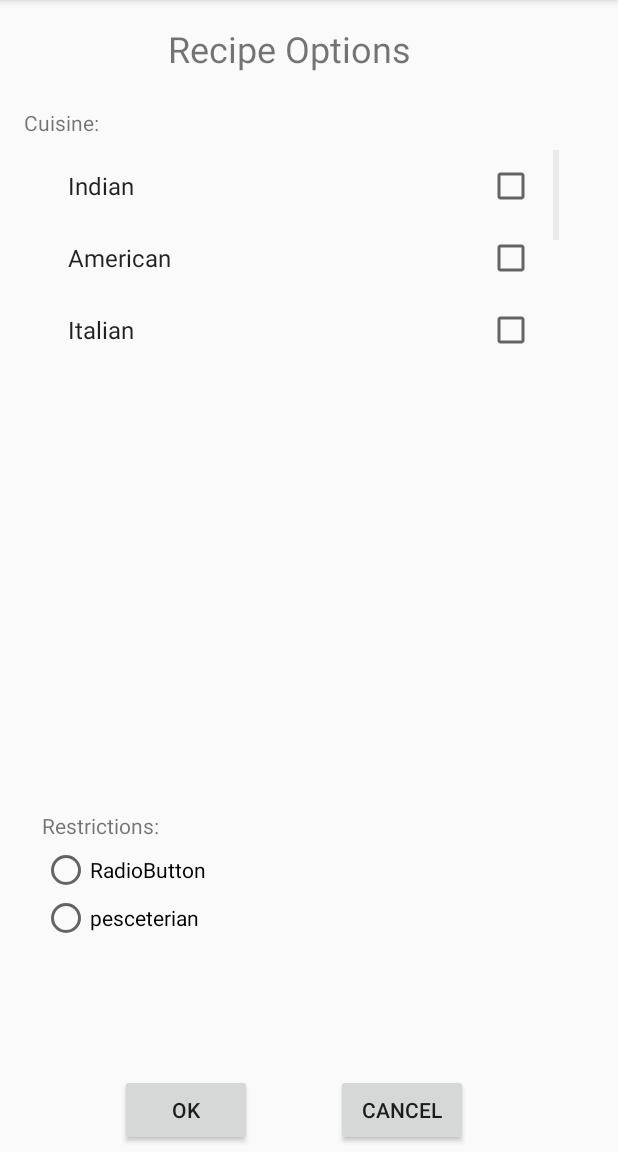
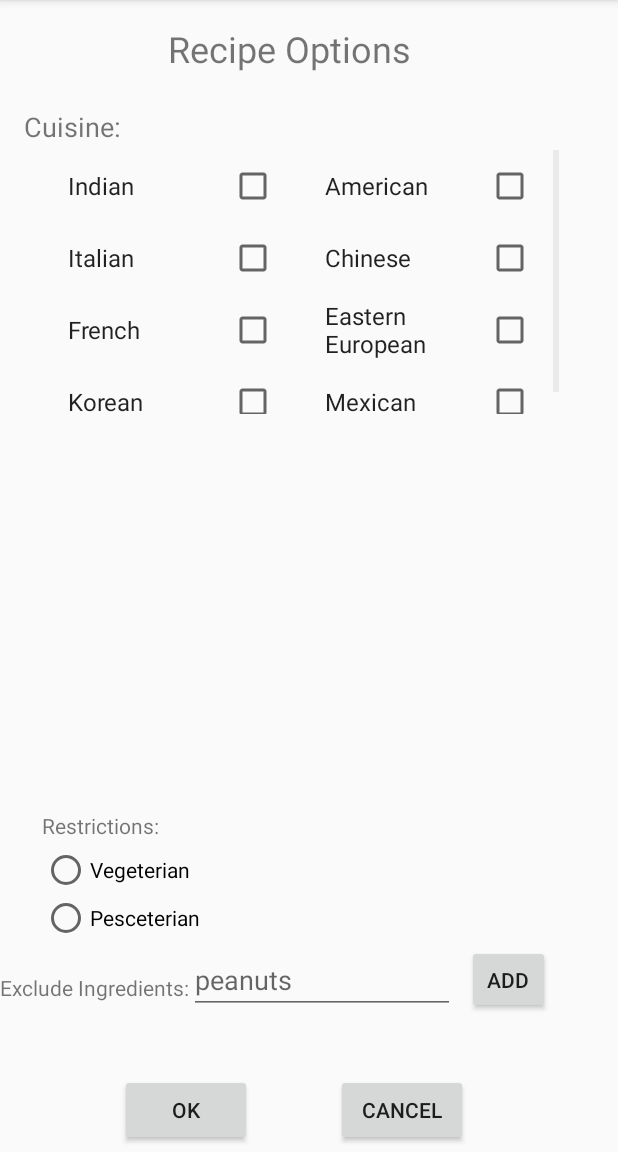
Before and after one commit to saurabhp96/Capstone18, an Android app: the RecipeOptions screen opened directly, with no data from a screen before it, on a phone screen of 412 x 824 dp, the part 84-1236 px from its top. Run offline under Robolectric (Android 15) with nearby library versions, the phone set to English and light mode, and no system bars.

Commit message:
Finished cuisine options in recipe options. Added exclude ingredients option in recipe options activity

```diff
--- a/app/src/main/java/com/example/capstone18/capstone/MainActivity.java
+++ b/app/src/main/java/com/example/capstone18/capstone/MainActivity.java
@@ -20,7 +20,7 @@ public class MainActivity extends AppCompatActivity {
         recipeButton.setOnClickListener(new View.OnClickListener() {
             @Override
             public void onClick(View view) {
-                Intent recipeIntent=new Intent(MainActivity.this,Recipes.class);
+                Intent recipeIntent=new Intent(MainActivity.this,RecipeOptions.class);
                 startActivity(recipeIntent);
 
             }
--- a/app/src/main/java/com/example/capstone18/capstone/RecipeOptions.java
+++ b/app/src/main/java/com/example/capstone18/capstone/RecipeOptions.java
@@ -4,14 +4,23 @@ import android.content.Intent;
 import android.support.v7.app.AppCompatActivity;
 import android.os.Bundle;
 import android.view.View;
+import android.widget.AdapterView;
 import android.widget.ArrayAdapter;
+import android.widget.CheckBox;
+import android.widget.CheckedTextView;
+import android.widget.EditText;
 import android.widget.GridView;
 import android.widget.RadioGroup;
+import android.widget.TextView;
+import android.widget.Toast;
 
 public class RecipeOptions extends AppCompatActivity {
 
     private GridView gridView;
     private RadioGroup restrictionGroup;
+    private String[] cuisines;
+    private TextView excludedView;
+    private EditText excludedInput;
 
     @Override
     protected void onCreate(Bundle savedInstanceState) {
@@ -19,16 +28,39 @@ public class RecipeOptions extends AppCompatActivity {
         setContentView(R.layout.activity_recipe_options);
 
         gridView=(GridView)findViewById(R.id.cuisine_grid);
-        String[] cuisines=getResources().getStringArray(R.array.cuisines);
+        excludedInput=(EditText)findViewById(R.id.exc_input);
+        excludedView=(TextView)findViewById(R.id.excluded_ing_list);
+        cuisines=getResources().getStringArray(R.array.cuisines);
         ArrayAdapter adapter=new ArrayAdapter(this,android.R.layout.simple_list_item_multiple_choice,cuisines);
         gridView.setAdapter(adapter);
+
+
         restrictionGroup=(RadioGroup)findViewById(R.id.cuisine_restriction);
-
+        //https://developer.android.com/guide/topics/ui/controls/checkbox.html
+		//https://developer.android.com/reference/android/widget/GridView.html
 
     }
 
     public void okPressed(View v){
         Bundle bundle=new Bundle();
+        String selectedCuisines="";
+        for(int i=0; i<cuisines.length; i++){
+           CheckedTextView view= (CheckedTextView) gridView.getChildAt(i);
+            if(view.isChecked()){
+                selectedCuisines+=view.getText()+",";
+            }
+        }
+        selectedCuisines=selectedCuisines.substring(0,selectedCuisines.length()-1);
+        bundle.putString(Recipes.selectedCuisines,selectedCuisines);
+
+        int id=restrictionGroup.getCheckedRadioButtonId();
+        if(id==R.id.vegeterian_button){
+            bundle.putString(Recipes.restriction,getString(R.string.veg));
+        }
+        else if(id==R.id.pesc_button){
+            bundle.putString(Recipes.restriction,getString(R.string.pesc));
+        }
+
         Intent intent=new Intent(this,Recipes.class);
         startActivity(intent,bundle);
 
@@ -37,4 +69,9 @@ public class RecipeOptions extends AppCompatActivity {
     public void cancelPressed(View v){
         finish();
     }
+
+    public void addPressed(View v){
+        //Continue here
+
+    }
 }
--- a/app/src/main/java/com/example/capstone18/capstone/Recipes.java
+++ b/app/src/main/java/com/example/capstone18/capstone/Recipes.java
@@ -16,6 +16,8 @@ import com.squareup.okhttp.Request;
 import com.squareup.okhttp.Response;
 
 public class Recipes extends AppCompatActivity {
+    public static final String selectedCuisines="selected";
+    public static final String restriction="restriction";
     String jsonReturn;
     TextView txtString;
 
--- a/app/src/main/res/layout/activity_pantry.xml
+++ b/app/src/main/res/layout/activity_pantry.xml
@@ -4,6 +4,7 @@
     xmlns:tools="http://schemas.android.com/tools"
     android:layout_width="match_parent"
     android:layout_height="match_parent"
+    android:orientation="vertical"
     tools:context="com.example.capstone18.capstone.Pantry">
 
     <ListView
--- a/app/src/main/res/layout/activity_recipe_options.xml
+++ b/app/src/main/res/layout/activity_recipe_options.xml
@@ -4,6 +4,7 @@
     xmlns:tools="http://schemas.android.com/tools"
     android:layout_width="match_parent"
     android:layout_height="match_parent"
+    android:orientation="vertical"
     tools:context="com.example.capstone18.capstone.RecipeOptions">
 
     <TextView
@@ -24,16 +25,19 @@
         android:layout_marginStart="16dp"
         android:layout_marginTop="72dp"
         android:text="Cuisine:"
+        android:textSize="18sp"
         app:layout_constraintStart_toStartOf="parent"
         app:layout_constraintTop_toTopOf="parent" />
 
     <GridView
         android:id="@+id/cuisine_grid"
         android:layout_width="343dp"
-        android:layout_height="151dp"
+        android:layout_height="176dp"
         android:layout_marginEnd="8dp"
         android:layout_marginStart="16dp"
         android:layout_marginTop="100dp"
+        android:choiceMode="multipleChoice"
+        android:numColumns="auto_fit"
         app:layout_constraintEnd_toEndOf="parent"
         app:layout_constraintHorizontal_bias="0.294"
         app:layout_constraintStart_toStartOf="parent"
@@ -53,8 +57,7 @@
             android:layout_width="wrap_content"
             android:layout_height="wrap_content"
             android:layout_weight="1"
-            android:text="RadioButton"
-            tools:text="Vegeterian" />
+            android:text="@string/veg" />
 
         <RadioButton
             android:id="@+id/pesc_button"
@@ -96,4 +99,44 @@
         app:layout_constraintBottom_toBottomOf="parent"
         app:layout_constraintStart_toEndOf="@+id/button2" />
 
+    <TextView
+        android:id="@+id/exclude_title"
+        android:layout_width="wrap_content"
+        android:layout_height="wrap_content"
+        android:layout_marginBottom="100dp"
+        android:text="@string/exclude"
+        app:layout_constraintBottom_toBottomOf="parent"
+        app:layout_constraintStart_toStartOf="parent" />
+
+    <EditText
+        android:id="@+id/exc_input"
+        android:layout_width="177dp"
+        android:layout_height="wrap_content"
+        android:layout_marginBottom="92dp"
+        android:ems="10"
+        android:hint="peanuts"
+        android:inputType="textPersonName"
+        app:layout_constraintBottom_toBottomOf="parent"
+        app:layout_constraintStart_toEndOf="@+id/exclude_title" />
+
+    <Button
+        android:id="@+id/add_button"
+        android:layout_width="55dp"
+        android:layout_height="46dp"
+        android:layout_marginBottom="92dp"
+        android:layout_marginStart="8dp"
+        android:onClick="addPressed"
+        android:text="Add"
+        app:layout_constraintBottom_toBottomOf="parent"
+        app:layout_constraintStart_toEndOf="@+id/exc_input" />
+
+    <TextView
+        android:id="@+id/excluded_ing_list"
+        android:layout_width="0dp"
+        android:layout_height="wrap_content"
+        android:layout_marginStart="36dp"
+        android:layout_marginTop="16dp"
+        app:layout_constraintStart_toStartOf="parent"
+        app:layout_constraintTop_toBottomOf="@+id/exclude_title" />
+
 </android.support.constraint.ConstraintLayout>
--- a/app/src/main/res/layout/activity_recipes.xml
+++ b/app/src/main/res/layout/activity_recipes.xml
@@ -4,6 +4,7 @@
     xmlns:tools="http://schemas.android.com/tools"
     android:layout_width="match_parent"
     android:layout_height="match_parent"
+    android:orientation="vertical"
     tools:context="com.example.capstone18.capstone.Recipes">
 
     <Button
--- a/app/src/main/res/values/strings.xml
+++ b/app/src/main/res/values/strings.xml
@@ -6,7 +6,9 @@
     <string name="gram">gram</string>
     <string name="kilogram">kg</string>
     <string name="physical_units">units</string>
-    <string name="pesc">pesceterian</string>
+    <string name="pesc">Pesceterian</string>
+    <string name="veg">Vegeterian</string>
+    <string name="exclude">Exclude Ingredients:</string>
     <string-array name="measurementUnits">
         <item>lb</item>
         <item>gram</item>
```
